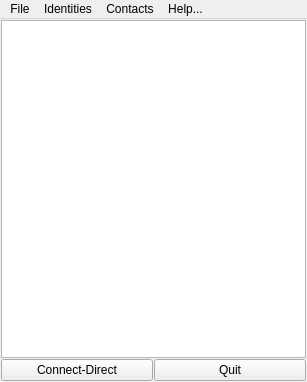
Old version of the form ui/dchat.ui in the repository berndhs/egalite.
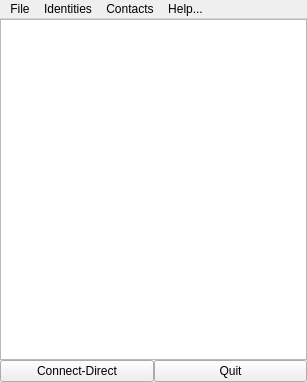
New version of the form. Icons and pictures are not drawn.

Commit message: even smaller margins - I want content, not margins

```diff
--- a/ui/dchat.ui
+++ b/ui/dchat.ui
@@ -182,7 +182,7 @@
    </property>
   </action>
  </widget>
- <layoutdefault spacing="1" margin="1"/>
+ <layoutdefault spacing="0" margin="0"/>
  <resources>
   <include location="../dchat.qrc"/>
  </resources>
```
The commit also changes 18 other files.
